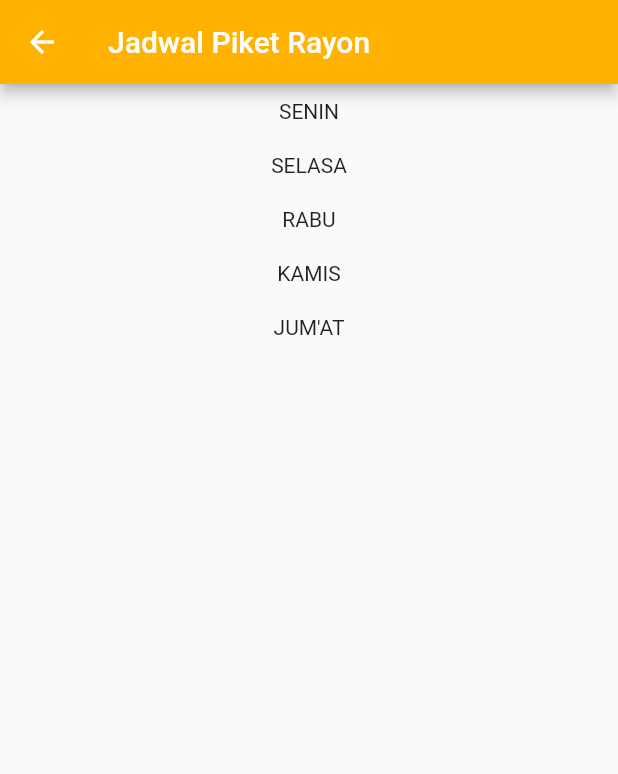
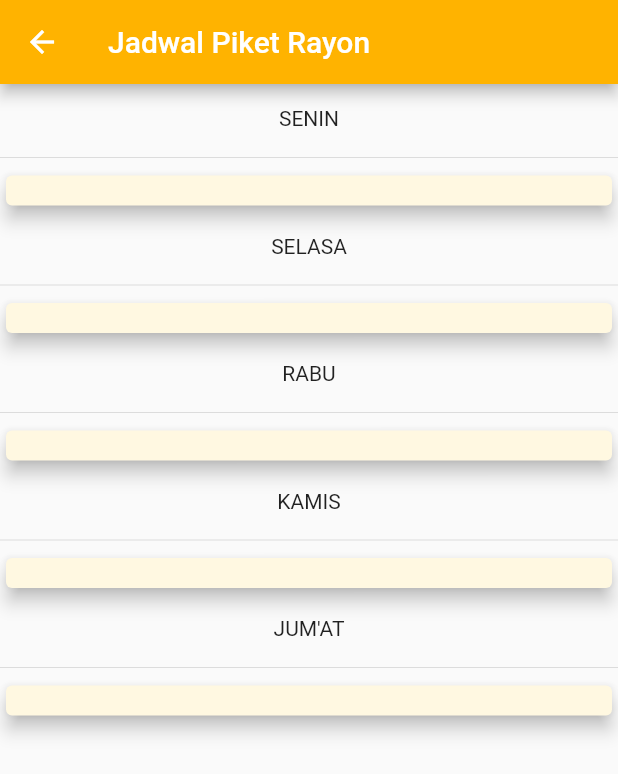
Before and after one commit to aistaqiemsy/flutter_scr, a Flutter app: the JadwalPiketRayon screen opened directly with empty values, on a phone screen of 412 x 824 dp. Shown: the top 774 px of the screen. Run offline on Flutter 3.47's test engine with Material 2 defaults, Android fonts, the phone set to English and light mode, and no system bars; our stand-ins replace datetime_picker_formfield, fluttertoast, syncfusion_flutter_datepicker.

Commit message:
Menambah detail piket rayon - pesan berhasil log in

```diff
--- a/lib/ps/jadwal_piket_rayon.dart
+++ b/lib/ps/jadwal_piket_rayon.dart
@@ -55,12 +55,18 @@ class _JadwalPiketRayonState extends State<JadwalPiketRayon> {
           return Column(
             children: [
               Padding(
-                padding: EdgeInsets.only(top: 10, bottom: 10),
+                  padding: EdgeInsets.only(top: 15, bottom: 10, left: 10, right: 10),
                   child: Center(
                     child: Text("SENIN"),
                   ),
                 ),
-              ListView.builder(
+              Divider(),
+              Card(
+                elevation: 5,
+                color: Colors.amber[50],
+                child: Padding(
+                  padding: EdgeInsets.only(top: 10, bottom: 10, left: 20, right: 20),
+                  child: ListView.builder(
                     shrinkWrap: true,
                     itemCount: senin.length,
                     itemBuilder: (context, index) {
@@ -75,13 +81,22 @@ class _JadwalPiketRayonState extends State<JadwalPiketRayon> {
                       );
                     },
                   ),
+                ),
+              ),
+
               Padding(
-                padding: EdgeInsets.only(top: 10, bottom: 10),
+                  padding: EdgeInsets.only(top: 15, bottom: 10, left: 10, right: 10),
                   child: Center(
                     child: Text("SELASA"),
                   ),
                 ),
-              ListView.builder(
+              Divider(),
+              Card(
+                elevation: 5,
+                color: Colors.amber[50],
+                child: Padding(
+                  padding: EdgeInsets.only(top: 10, bottom: 10, left: 20, right: 20),
+                  child: ListView.builder(
                     shrinkWrap: true,
                     itemCount: selasa.length,
                     itemBuilder: (context, index) {
@@ -96,13 +111,21 @@ class _JadwalPiketRayonState extends State<JadwalPiketRayon> {
                       );
                     },
                   ),
+                ),
+              ),
               Padding(
-                padding: EdgeInsets.only(top: 10, bottom: 10),
+                  padding: EdgeInsets.only(top: 15, bottom: 10, left: 10, right: 10),
                   child: Center(
                     child: Text("RABU"),
                   ),
                 ),
-              ListView.builder(
+              Divider(),
+              Card(
+                elevation: 5,
+                color: Colors.amber[50],
+                child: Padding(
+                  padding: EdgeInsets.only(top: 10, bottom: 10, left: 20, right: 20),
+                  child: ListView.builder(
                     shrinkWrap: true,
                     itemCount: rabu.length,
                     itemBuilder: (context, index) {
@@ -117,13 +140,21 @@ class _JadwalPiketRayonState extends State<JadwalPiketRayon> {
                       );
                     },
                   ),
+                ),
+              ),
               Padding(
-                padding: EdgeInsets.only(top: 10, bottom: 10),
+                  padding: EdgeInsets.only(top: 15, bottom: 10, left: 10, right: 10),
                   child: Center(
                     child: Text("KAMIS"),
                   ),
                 ),
-              ListView.builder(
+              Divider(),
+              Card(
+                elevation: 5,
+                color: Colors.amber[50],
+                child: Padding(
+                  padding: EdgeInsets.only(top: 10, bottom: 10, left: 20, right: 20),
+                  child: ListView.builder(
                     shrinkWrap: true,
                     itemCount: kamis.length,
                     itemBuilder: (context, index) {
@@ -138,13 +169,21 @@ class _JadwalPiketRayonState extends State<JadwalPiketRayon> {
                       );
                     },
                   ),
+                ),
+              ),
               Padding(
-                padding: EdgeInsets.only(top: 10, bottom: 10),
+                  padding: EdgeInsets.only(top: 15, bottom: 10, left: 10, right: 10),
                   child: Center(
                     child: Text("JUM'AT"),
                   ),
                 ),
-              ListView.builder(
+              Divider(),
+              Card(
+                elevation: 5,
+                color: Colors.amber[50],
+                child: Padding(
+                  padding: EdgeInsets.only(top: 10, bottom: 10, left: 20, right: 20),
+                  child: ListView.builder(
                     shrinkWrap: true,
                     itemCount: jumat.length,
                     itemBuilder: (context, index) {
@@ -159,6 +198,8 @@ class _JadwalPiketRayonState extends State<JadwalPiketRayon> {
                       );
                     },
                   ),
+                ),
+              ),
               Padding(
                 padding: EdgeInsets.only(bottom: 20),
                 child: Center(
--- a/pubspec.yaml
+++ b/pubspec.yaml
@@ -32,6 +32,7 @@ dependencies:
   http: ^0.13.5
   syncfusion_flutter_datepicker: ^18.3.42-beta
   datetime_picker_formfield: ^2.0.1
+  fluttertoast: ^8.1.1
   flutter:
     sdk: flutter
 
```
Also changed, not shown: lib/main.dart (+22 -0 lines), lib/ps/detail_piket.dart (added, +184 -0 lines), lib/ps/piket_rayon.dart (+1 -15 lines), lib/ps/rekap_piket.dart (+13 -2 lines), pubspec.lock. Lines whose indentation alone changed are shown as unchanged.
